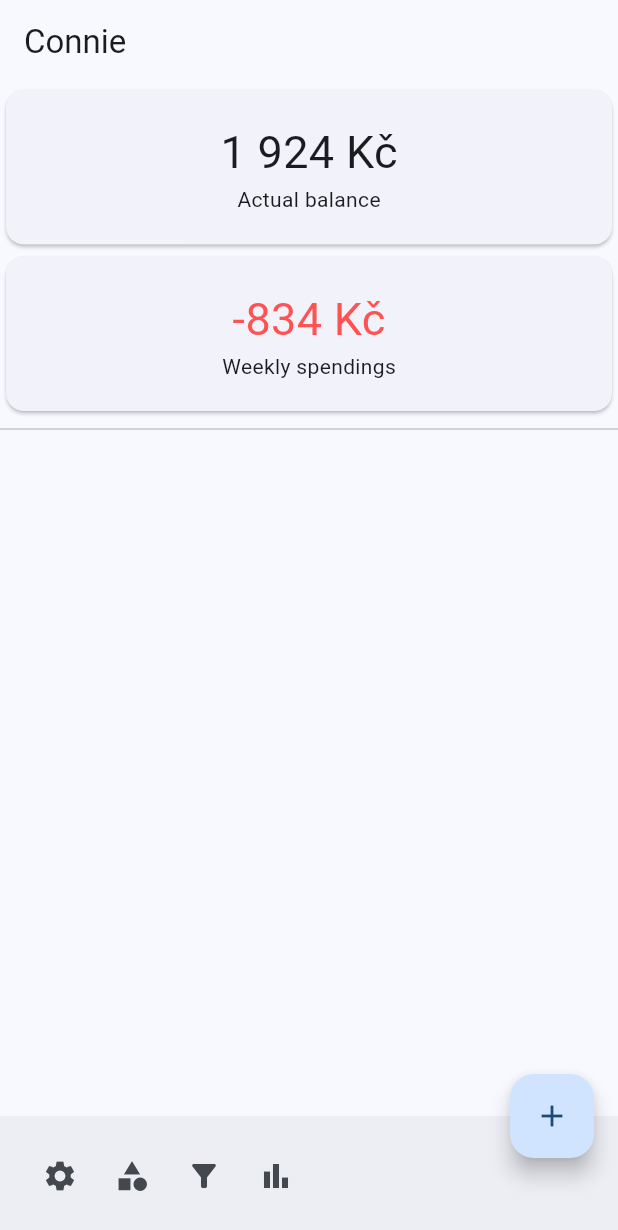
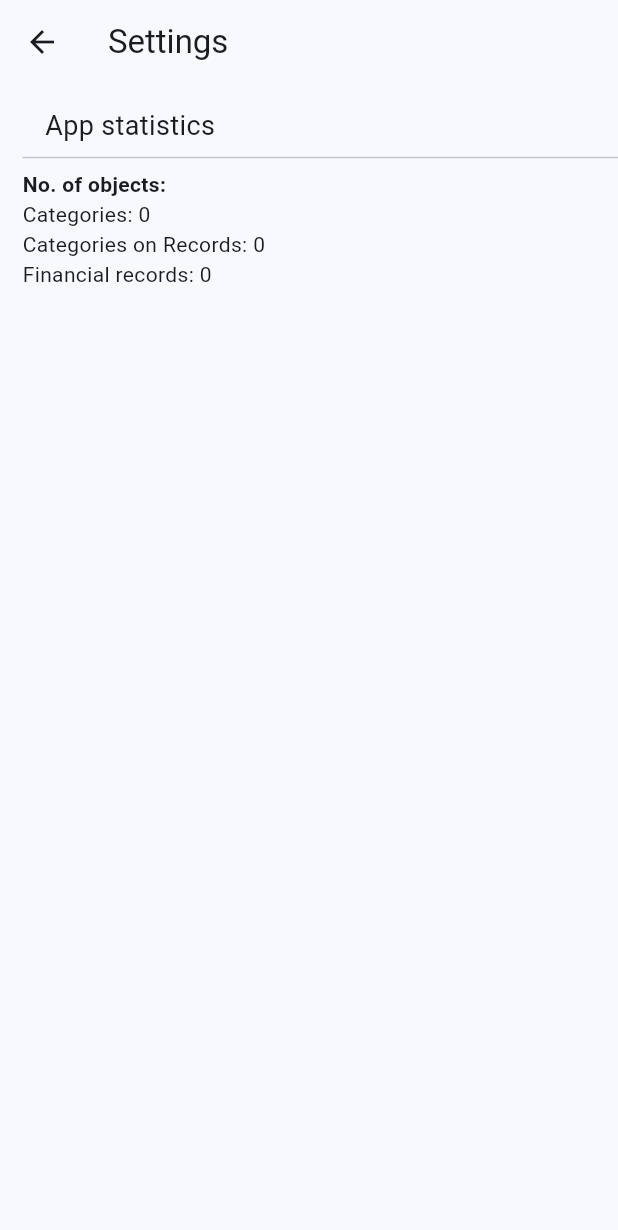
Before and after one commit to hendrychjan/connie, a Flutter app: the screen it shows after launch, after a tap on the "settings" icon, on a phone screen of 412 x 824 dp. Shown: the top 1230 px of the screen. Run offline on Flutter 3.47's test engine with Material 2 defaults, Android fonts, the phone set to English and light mode, and no system bars; our stand-ins replace flutter_colorpicker, get, hive, hive_flutter; missing offline and left inert: bson; accounts and stored records are empty.

Commit message:
Add settings page with application statistics

```diff
--- a/lib/pages/home_page.dart
+++ b/lib/pages/home_page.dart
@@ -1,6 +1,7 @@
 import 'package:connie/getx/app_controller.dart';
 import 'package:connie/pages/category/categories_overview_page.dart';
 import 'package:connie/pages/financial_record/expense_form_page.dart';
+import 'package:connie/pages/settings_page.dart';
 import 'package:connie/widgets/financial_record/financial_records_list.dart';
 import 'package:flutter/material.dart';
 import 'package:get/get.dart';
@@ -24,7 +25,7 @@ class _HomePageState extends State<HomePage> {
         child: Row(
           children: [
             IconButton(
-              onPressed: () {},
+              onPressed: () => Get.to(() => const SettingsPage()),
               icon: const Icon(Icons.settings),
             ),
             IconButton(
--- /dev/null
+++ b/lib/pages/settings_page.dart
@@ -0,0 +1,61 @@
+import 'package:connie/getx/app_controller.dart';
+import 'package:flutter/material.dart';
+import 'package:hive_flutter/hive_flutter.dart';
+
+class SettingsPage extends StatefulWidget {
+  const SettingsPage({super.key});
+
+  @override
+  State<SettingsPage> createState() => _SettingsPageState();
+}
+
+class _SettingsPageState extends State<SettingsPage> {
+  @override
+  Widget build(BuildContext context) {
+    return Scaffold(
+      appBar: AppBar(
+        title: const Text("Settings"),
+      ),
+      body: Padding(
+        padding: const EdgeInsets.only(left: 15),
+        child: Column(
+          crossAxisAlignment: CrossAxisAlignment.start,
+          children: [
+            const Padding(
+              padding: EdgeInsets.only(left: 15, top: 15),
+              child: Text(
+                "App statistics",
+                style: TextStyle(fontSize: 18),
+              ),
+            ),
+            const Divider(),
+            const Text(
+              "No. of objects:",
+              style: TextStyle(fontWeight: FontWeight.bold),
+            ),
+            AnimatedBuilder(
+              animation: Listenable.merge([
+                AppController.to.hiveService.categoryBox.listenable(),
+                AppController.to.hiveService.categoryOnRecordBox.listenable(),
+                AppController.to.hiveService.financialRecordBox.listenable(),
+              ]),
+              builder: (context, _) {
+                return Column(
+                  crossAxisAlignment: CrossAxisAlignment.start,
+                  children: [
+                    Text(
+                        "Categories: ${AppController.to.hiveService.categoryBox.length}"),
+                    Text(
+                        "Categories on Records: ${AppController.to.hiveService.categoryOnRecordBox.length}"),
+                    Text(
+                        "Financial records: ${AppController.to.hiveService.financialRecordBox.length}"),
+                  ],
+                );
+              },
+            ),
+          ],
+        ),
+      ),
+    );
+  }
+}
```
